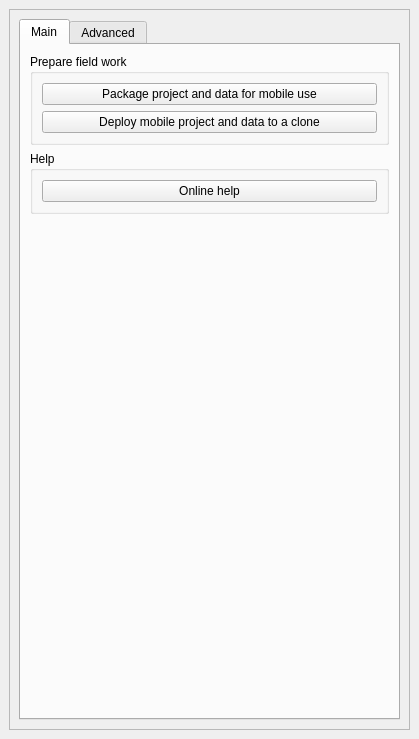
The window that lizsync/resources/ui/lizsync_dockwidget_base.ui (3liz/qgis-lizsync-plugin) describes before a commit, drawn with Qt 5.
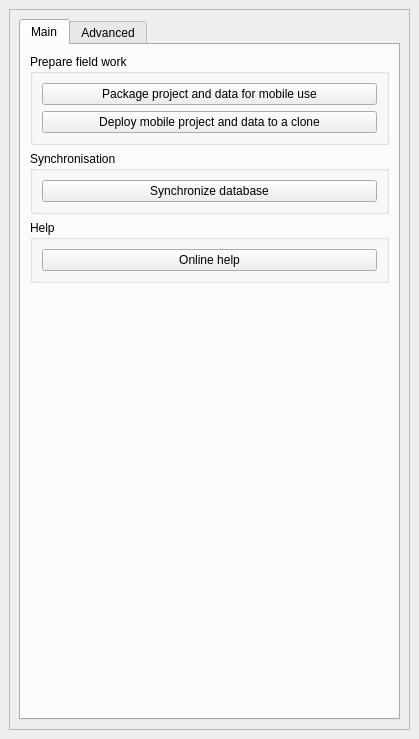
The same window after the commit.

Commit message: Dock - Add the synchronize database button in the main tab

Diff of the .ui file:
```diff
--- a/lizsync/resources/ui/lizsync_dockwidget_base.ui
+++ b/lizsync/resources/ui/lizsync_dockwidget_base.ui
@@ -63,6 +63,22 @@
               </layout>
              </widget>
             </item>
+            <item>
+             <widget class="QGroupBox" name="groupBox_6">
+              <property name="title">
+               <string>Synchronisation</string>
+              </property>
+              <layout class="QVBoxLayout" name="verticalLayout_9">
+               <item>
+                <widget class="QPushButton" name="button_synchronize_database">
+                 <property name="text">
+                  <string>Synchronize database</string>
+                 </property>
+                </widget>
+               </item>
+              </layout>
+             </widget>
+            </item>
             <item>
              <widget class="QGroupBox" name="groupBox_4">
               <property name="title">
@@ -168,7 +184,7 @@
                 </widget>
                </item>
                <item>
-                <widget class="QPushButton" name="button_synchronize_database">
+                <widget class="QPushButton" name="button_synchronize_database_bis">
                  <property name="toolTip">
                   <string>Two-way database synchronization</string>
                  </property>
```
Left out of the diff: 3 changed lines with no effect on the pictures. The commit also changes 2 other files.
